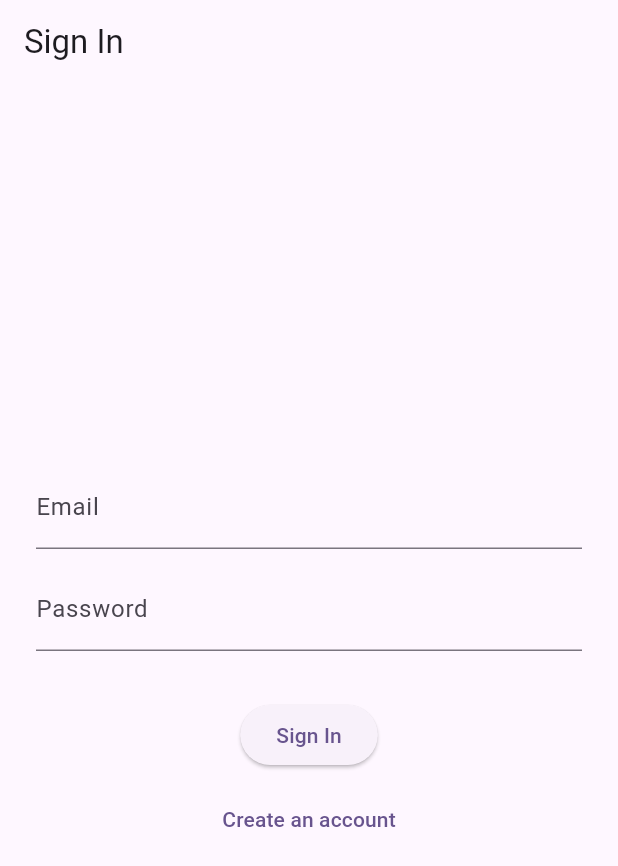
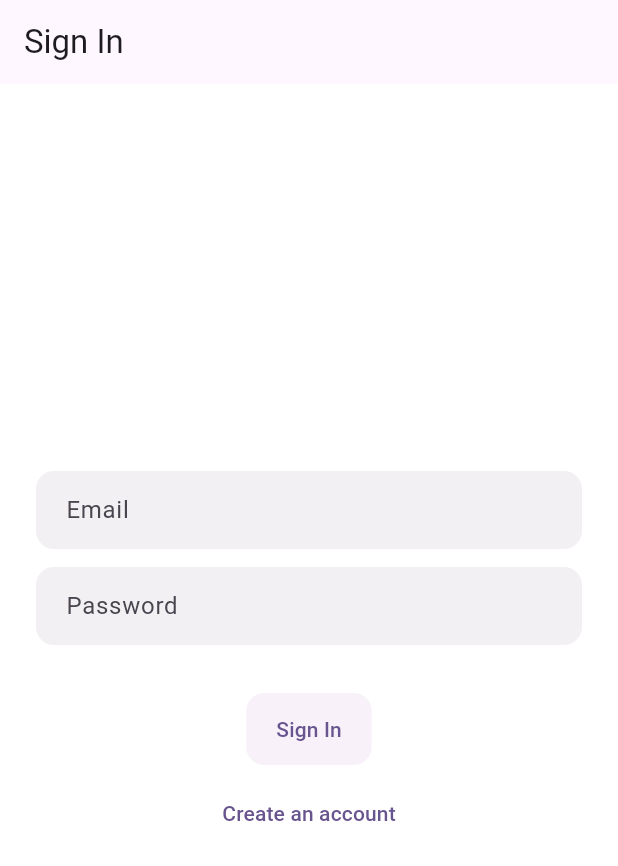
Before and after one commit to Drakhmonov/multi-branch-stock-manager, a Flutter app: the screen it shows after launch, on a phone screen of 412 x 824 dp. Shown: the top 866 px of the screen. Run offline on Flutter 3.47's test engine with Material 3 defaults, Android fonts, the phone set to English and light mode, and no system bars; our stand-ins replace cloud_firestore, firebase_auth, firebase_core; accounts and stored records are empty.

Commit message:
Add a proper app theme and remove the debug banner
The UI was functionally complete but visually plain -- default
Material widgets with status colors picked ad hoc per screen that had
no relationship to the app's actual color scheme. Adds a centralized
ThemeData (rounded cards, filled form fields, consistent button/dialog
shapes) and a StatusColors theme extension for the one semantic role
Material 3 doesn't ship by default, then replaces every ad hoc
Colors.x[50] with a theme-derived tonal color. Also disables the debug
banner, which had been in every screenshot since Phase 1.

```diff
--- a/lib/main.dart
+++ b/lib/main.dart
@@ -1,6 +1,7 @@
 import 'package:flutter/material.dart';
 import 'package:firebase_core/firebase_core.dart';
 import 'firebase_options.dart';
+import 'theme/app_theme.dart';
 import 'models/user_model.dart';
 import 'screens/login_screen.dart';
 import 'screens/signup_screen.dart';
@@ -53,10 +54,8 @@ class _MyAppState extends State<MyApp> {
     return MaterialApp(
       scaffoldMessengerKey: _scaffoldMessengerKey,
       title: 'Multi-Branch Stock Manager',
-      theme: ThemeData(
-        colorScheme: ColorScheme.fromSeed(seedColor: Colors.deepPurple),
-        useMaterial3: true,
-      ),
+      debugShowCheckedModeBanner: false,
+      theme: buildAppTheme(),
       home: _currentUser == null
           ? (_showSignUp
                 ? SignUpScreen(
--- a/lib/screens/delivery_screen.dart
+++ b/lib/screens/delivery_screen.dart
@@ -3,6 +3,7 @@ import '../models/order_model.dart';
 import '../models/user_model.dart';
 import '../services/auth_service.dart';
 import '../services/firestore_service.dart';
+import '../theme/app_theme.dart';
 import '../utils/format.dart';
 import '../widgets/confirm_with_note_dialog.dart';
 import '../widgets/responsive_body.dart';
@@ -152,7 +153,9 @@ class _DeliveryScreenState extends State<DeliveryScreen> {
                     if (delivered.isEmpty) const Text('No deliveries yet.'),
                     ...delivered.map(
                       (order) => Card(
-                        color: Colors.green[50],
+                        color: Theme.of(
+                          context,
+                        ).extension<StatusColors>()!.successContainer,
                         child: ListTile(
                           onTap: () => showOrderDetailSheet(
                             context,
--- /dev/null
+++ b/lib/theme/app_theme.dart
@@ -0,0 +1,113 @@
+import 'package:flutter/material.dart';
+
+/// Status colors Material 3's default ColorScheme roles don't cover (there's
+/// no built-in "success" role) — registered as a theme extension so it stays
+/// seeded/harmonious alongside the rest of the palette rather than a raw
+/// Colors.green[50] floating independently of the app's actual color scheme.
+@immutable
+class StatusColors extends ThemeExtension<StatusColors> {
+  final Color successContainer;
+  final Color onSuccessContainer;
+
+  const StatusColors({
+    required this.successContainer,
+    required this.onSuccessContainer,
+  });
+
+  static const light = StatusColors(
+    successContainer: Color(0xFFD7F2DE),
+    onSuccessContainer: Color(0xFF1E4B2C),
+  );
+
+  @override
+  StatusColors copyWith({Color? successContainer, Color? onSuccessContainer}) {
+    return StatusColors(
+      successContainer: successContainer ?? this.successContainer,
+      onSuccessContainer: onSuccessContainer ?? this.onSuccessContainer,
+    );
+  }
+
+  @override
+  StatusColors lerp(ThemeExtension<StatusColors>? other, double t) {
+    if (other is! StatusColors) return this;
+    return StatusColors(
+      successContainer:
+          Color.lerp(successContainer, other.successContainer, t)!,
+      onSuccessContainer:
+          Color.lerp(onSuccessContainer, other.onSuccessContainer, t)!,
+    );
+  }
+}
+
+ThemeData buildAppTheme() {
+  final colorScheme = ColorScheme.fromSeed(seedColor: Colors.deepPurple);
+  const radius = 16.0;
+
+  return ThemeData(
+    colorScheme: colorScheme,
+    useMaterial3: true,
+    scaffoldBackgroundColor: colorScheme.surfaceContainerLowest,
+    extensions: const [StatusColors.light],
+    appBarTheme: AppBarTheme(
+      backgroundColor: colorScheme.surface,
+      surfaceTintColor: colorScheme.surfaceTint,
+      elevation: 0,
+      scrolledUnderElevation: 2,
+    ),
+    cardTheme: CardThemeData(
+      elevation: 0,
+      color: colorScheme.surfaceContainer,
+      shape: RoundedRectangleBorder(
+        borderRadius: BorderRadius.circular(radius),
+      ),
+      margin: EdgeInsets.zero,
+    ),
+    inputDecorationTheme: InputDecorationTheme(
+      filled: true,
+      fillColor: colorScheme.surfaceContainerHighest.withValues(alpha: 0.5),
+      border: OutlineInputBorder(
+        borderRadius: BorderRadius.circular(12),
+        borderSide: BorderSide.none,
+      ),
+      contentPadding: const EdgeInsets.symmetric(
+        horizontal: 16,
+        vertical: 14,
+      ),
+    ),
+    elevatedButtonTheme: ElevatedButtonThemeData(
+      style: ElevatedButton.styleFrom(
+        elevation: 0,
+        padding: const EdgeInsets.symmetric(horizontal: 20, vertical: 14),
+        shape: RoundedRectangleBorder(
+          borderRadius: BorderRadius.circular(12),
+        ),
+      ),
+    ),
+    filledButtonTheme: FilledButtonThemeData(
+      style: FilledButton.styleFrom(
+        padding: const EdgeInsets.symmetric(horizontal: 20, vertical: 14),
+        shape: RoundedRectangleBorder(
+          borderRadius: BorderRadius.circular(12),
+        ),
+      ),
+    ),
+    dialogTheme: DialogThemeData(
+      shape: RoundedRectangleBorder(
+        borderRadius: BorderRadius.circular(20),
+      ),
+    ),
+    navigationRailTheme: NavigationRailThemeData(
+      backgroundColor: colorScheme.surface,
+      indicatorColor: colorScheme.secondaryContainer,
+    ),
+    navigationBarTheme: NavigationBarThemeData(
+      backgroundColor: colorScheme.surface,
+      indicatorColor: colorScheme.secondaryContainer,
+    ),
+    listTileTheme: ListTileThemeData(
+      shape: RoundedRectangleBorder(
+        borderRadius: BorderRadius.circular(radius),
+      ),
+    ),
+  );
+}
```
Also changed, not shown: lib/screens/kitchen_dashboard_screen.dart (+5 -5 lines), lib/screens/manager_dashboard_screen.dart (+11 -11 lines), lib/screens/receive_delivery_screen.dart (+15 -7 lines), lib/screens/stock_catalog_screen.dart (+4 -3 lines), 1 other file.
